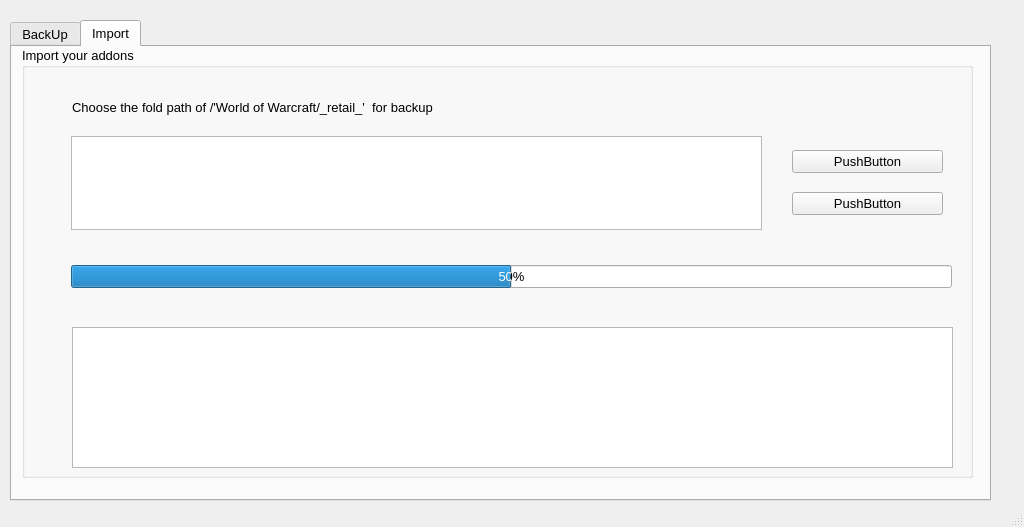
This is wow-addons-helper/mainUI.ui in FontaineGuo/PythonToolbox as Qt 5 draws it before an edit. The edited form follows.
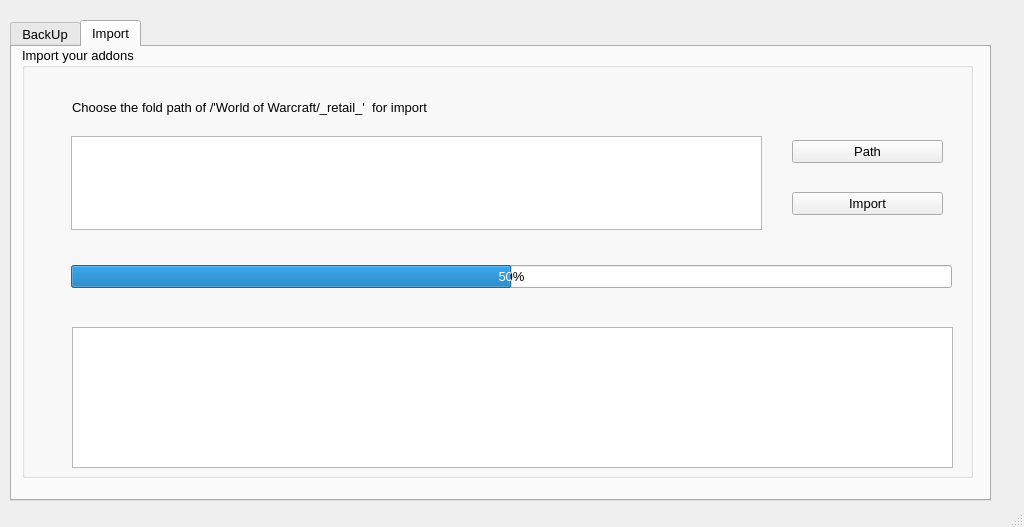
This is the edited form. The open tabs and pages were chosen to show the change. Icons and pictures are not drawn.

```diff
--- a/wow-addons-helper/mainUI.ui
+++ b/wow-addons-helper/mainUI.ui
@@ -240,23 +240,23 @@
               <property name="geometry">
                <rect>
                 <x>770</x>
-                <y>90</y>
+                <y>70</y>
                 <width>151</width>
-                <height>91</height>
+                <height>121</height>
                </rect>
               </property>
               <layout class="QVBoxLayout" name="vl_2_2">
                <item>
                 <widget class="QPushButton" name="lb2_chose_btn_one">
                  <property name="text">
-                  <string>PushButton</string>
+                  <string>Path</string>
                  </property>
                 </widget>
                </item>
                <item>
                 <widget class="QPushButton" name="lb2_chose_btn_two">
                  <property name="text">
-                  <string>PushButton</string>
+                  <string>Import</string>
                  </property>
                 </widget>
                </item>
@@ -267,7 +267,7 @@
                <rect>
                 <x>50</x>
                 <y>40</y>
-                <width>371</width>
+                <width>387</width>
                 <height>41</height>
                </rect>
               </property>
@@ -280,7 +280,7 @@
                   </font>
                  </property>
                  <property name="text">
-                  <string>Choose the fold path of /'World of Warcraft/_retail_'  for backup</string>
+                  <string>Choose the fold path of /'World of Warcraft/_retail_'  for import</string>
                  </property>
                 </widget>
                </item>
```
Left out of the diff: 17 changed lines with no effect on the pictures.
